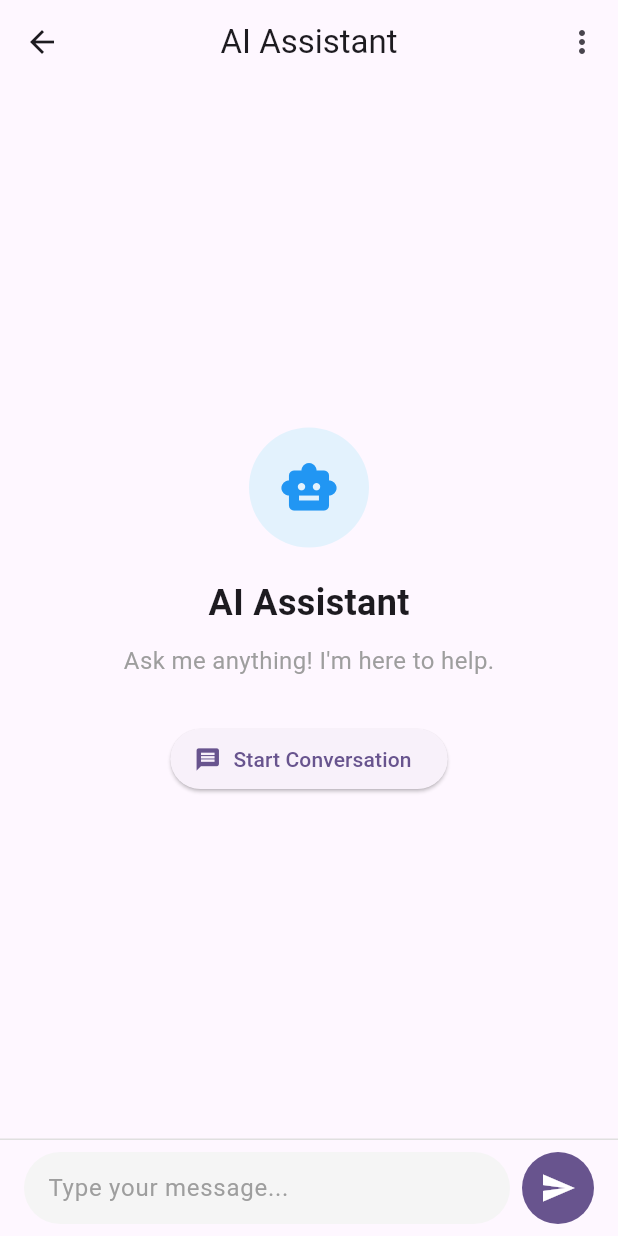
After one commit to ociuzacademy/petcure_user_app, a Flutter app: the ChatPage screen opened directly, on a phone screen of 412 x 824 dp. The commit adds this screen. Run offline on Flutter 3.47's test engine with Material 3 defaults, Android fonts, the phone set to English and light mode, and no system bars; our stand-ins replace cached_network_image, flutter_bloc, flutter_screenutil, freezed_annotation, geolocator, image_picker and 3 more; missing offline and left inert: markdown_widget; accounts and stored records are empty.

Commit message:
feat: Implement new chat module with dedicated BLoC, services, models, and UI components.

```diff
--- a/lib/core/constants/app_urls.dart
+++ b/lib/core/constants/app_urls.dart
@@ -48,4 +48,6 @@ class AppUrls {
 
   static const String feedbackUrl = '$userUrl/feedback/';
   static const String complaintUrl = '$userUrl/complaint/';
+
+  static const String chatUrl = '$userUrl/chat/';
 }
--- a/lib/core/exports/bloc_exports.dart
+++ b/lib/core/exports/bloc_exports.dart
@@ -24,3 +24,4 @@ export 'package:petcure_user_app/modules/appointment_history_module/cubit/appoin
 export 'package:petcure_user_app/modules/appointment_details_module/cubit/appointment_details_cubit.dart';
 export 'package:petcure_user_app/modules/appointment_details_module/bloc/feedback/feedback_bloc.dart';
 export 'package:petcure_user_app/modules/appointment_details_module/bloc/complaint/complaint_bloc.dart';
+export 'package:petcure_user_app/modules/chat_module/bloc/chat_bloc.dart';
--- a/lib/main.dart
+++ b/lib/main.dart
@@ -53,6 +53,7 @@ class MyApp extends StatelessWidget {
         BlocProvider(create: (context) => AppointmentDetailsCubit()),
         BlocProvider(create: (context) => FeedbackBloc()),
         BlocProvider(create: (context) => ComplaintBloc()),
+        BlocProvider(create: (context) => ChatBloc()),
       ],
       child: MaterialApp(
         title: 'PetCure User',
--- /dev/null
+++ b/lib/modules/chat_module/bloc/chat_bloc.dart
@@ -0,0 +1,34 @@
+import 'package:flutter_bloc/flutter_bloc.dart';
+import 'package:freezed_annotation/freezed_annotation.dart';
+import 'package:petcure_user_app/modules/chat_module/model/chat_response_model.dart';
+import 'package:petcure_user_app/modules/chat_module/services/chat_services.dart';
+
+part 'chat_event.dart';
+part 'chat_state.dart';
+part 'chat_bloc.freezed.dart';
+
+class ChatBloc extends Bloc<ChatEvent, ChatState> {
+  ChatBloc() : super(const ChatInitial()) {
+    on<_Started>(_onStarted);
+    on<_SendingMessage>(_onSendingMessage);
+  }
+
+  void _onStarted(_Started event, Emitter<ChatState> emit) {
+    // Initialize chat - currently just keeps initial state
+    emit(const ChatState.initial());
+  }
+
+  Future<void> _onSendingMessage(
+    _SendingMessage event,
+    Emitter<ChatState> emit,
+  ) async {
+    emit(const ChatState.loading());
+
+    try {
+      final response = await ChatServices.sendMessage(message: event.message);
+      emit(ChatState.chatMessageReceived(data: response));
+    } catch (e) {
+      emit(ChatState.error(message: e.toString()));
+    }
+  }
+}
--- /dev/null
+++ b/lib/modules/chat_module/bloc/chat_event.dart
@@ -0,0 +1,8 @@
+part of 'chat_bloc.dart';
+
+@freezed
+class ChatEvent with _$ChatEvent {
+  const factory ChatEvent.started() = _Started;
+  const factory ChatEvent.sendingMessage({required String message}) =
+      _SendingMessage;
+}
--- /dev/null
+++ b/lib/modules/chat_module/bloc/chat_state.dart
@@ -0,0 +1,11 @@
+part of 'chat_bloc.dart';
+
+@freezed
+sealed class ChatState with _$ChatState {
+  const factory ChatState.initial() = ChatInitial;
+  const factory ChatState.loading() = ChatLoading;
+  const factory ChatState.chatMessageReceived({
+    required ChatResponseModel data,
+  }) = ChatMessageReceived;
+  const factory ChatState.error({required String message}) = ChatError;
+}
--- /dev/null
+++ b/lib/modules/chat_module/model/chat_response_model.dart
@@ -0,0 +1,25 @@
+// To parse this JSON data, do
+//
+//     final chatResponseModel = chatResponseModelFromJson(jsonString);
+
+import 'dart:convert';
+
+ChatResponseModel chatResponseModelFromJson(String str) =>
+    ChatResponseModel.fromJson(json.decode(str));
+
+String chatResponseModelToJson(ChatResponseModel data) =>
+    json.encode(data.toJson());
+
+class ChatResponseModel {
+  final String reply;
+
+  const ChatResponseModel({required this.reply});
+
+  ChatResponseModel copyWith({String? reply}) =>
+      ChatResponseModel(reply: reply ?? this.reply);
+
+  factory ChatResponseModel.fromJson(Map<String, dynamic> json) =>
+      ChatResponseModel(reply: json['reply']);
+
+  Map<String, dynamic> toJson() => {'reply': reply};
+}
--- /dev/null
+++ b/lib/modules/chat_module/model/message.dart
@@ -0,0 +1,13 @@
+class Message {
+  final String text;
+  final bool isUser;
+  final DateTime timestamp;
+  final String? id;
+
+  const Message({
+    required this.text,
+    required this.isUser,
+    required this.timestamp,
+    this.id,
+  });
+}
--- /dev/null
+++ b/lib/modules/chat_module/utils/chat_helper.dart
@@ -0,0 +1,18 @@
+import 'package:flutter/material.dart';
+import 'package:flutter_bloc/flutter_bloc.dart';
+import 'package:petcure_user_app/core/exports/bloc_exports.dart';
+
+class ChatHelper {
+  final BuildContext context;
+  final TextEditingController textController;
+
+  ChatHelper({required this.context, required this.textController});
+
+  void sendMessage() {
+    final String message = textController.text.trim();
+    if (message.isEmpty) return;
+
+    final ChatBloc chatBloc = context.read<ChatBloc>();
+    chatBloc.add(ChatEvent.sendingMessage(message: message));
+  }
+}
--- /dev/null
+++ b/lib/modules/chat_module/view/chat_page.dart
@@ -0,0 +1,165 @@
+import 'package:flutter/material.dart';
+import 'package:flutter_bloc/flutter_bloc.dart';
+import 'package:petcure_user_app/modules/chat_module/bloc/chat_bloc.dart';
+import 'package:petcure_user_app/modules/chat_module/model/chat_response_model.dart';
+import 'package:petcure_user_app/modules/chat_module/model/message.dart';
+import 'package:petcure_user_app/modules/chat_module/widgets/chat_bubble.dart';
+import 'package:petcure_user_app/modules/chat_module/widgets/chat_input.dart';
+
+class ChatPage extends StatefulWidget {
+  const ChatPage({super.key});
+
+  @override
+  State<ChatPage> createState() => _ChatPageState();
+
+  static route() => MaterialPageRoute(builder: (context) => const ChatPage());
+}
+
+class _ChatPageState extends State<ChatPage> {
+  final TextEditingController _textController = TextEditingController();
+  final ScrollController _scrollController = ScrollController();
+  final List<Message> _messages = [];
+
+  @override
+  void initState() {
+    super.initState();
+    context.read<ChatBloc>().add(const ChatEvent.started());
+  }
+
+  void _scrollToBottom() {
+    WidgetsBinding.instance.addPostFrameCallback((_) {
+      if (_scrollController.hasClients) {
+        _scrollController.animateTo(
+          _scrollController.position.maxScrollExtent,
+          duration: const Duration(milliseconds: 300),
+          curve: Curves.easeOut,
+        );
+      }
+    });
+  }
+
+  void _sendMessage() {
+    final text = _textController.text.trim();
+    if (text.isEmpty) return;
+
+    // Add user message optimistically
+    setState(() {
+      _messages.add(
+        Message(text: text, isUser: true, timestamp: DateTime.now()),
+      );
+    });
+
+    _textController.clear();
+    _scrollToBottom();
+
+    // Dispatch BLoC event
+    context.read<ChatBloc>().add(ChatEvent.sendingMessage(message: text));
+  }
+
+  void _handleNewResponse(ChatResponseModel response) {
+    setState(() {
+      _messages.add(
+        Message(text: response.reply, isUser: false, timestamp: DateTime.now()),
+      );
+    });
+    _scrollToBottom();
+  }
+
+  void _handleError(String message) {
+    ScaffoldMessenger.of(context).showSnackBar(
+      SnackBar(content: Text(message), backgroundColor: Colors.red),
+    );
+  }
+
+  Widget _buildEmptyState() {
+    return Center(
+      child: Column(
+        mainAxisAlignment: MainAxisAlignment.center,
+        children: [
+          Container(
+            width: 80,
+            height: 80,
+            decoration: BoxDecoration(
+              color: Colors.blue[50],
+              shape: BoxShape.circle,
+            ),
+            child: const Icon(Icons.smart_toy, size: 40, color: Colors.blue),
+          ),
+          const SizedBox(height: 20),
+          const Text(
+            'AI Assistant',
+            style: TextStyle(fontSize: 24, fontWeight: FontWeight.bold),
+          ),
+          const SizedBox(height: 10),
+          const Text(
+            'Ask me anything! I\'m here to help.',
+            style: TextStyle(fontSize: 16, color: Colors.grey),
+          ),
+          const SizedBox(height: 30),
+          ElevatedButton.icon(
+            onPressed: () {
+              _textController.text = 'Hello! How can you help me?';
+              _sendMessage();
+            },
+            icon: const Icon(Icons.message),
+            label: const Text('Start Conversation'),
+          ),
+        ],
+      ),
+    );
+  }
+
+  @override
+  Widget build(BuildContext context) {
+    return BlocListener<ChatBloc, ChatState>(
+      listener: (context, state) {
+        state.whenOrNull(
+          chatMessageReceived: _handleNewResponse,
+          error: _handleError,
+        );
+      },
+      child: Scaffold(
+        appBar: AppBar(
+          title: const Text('AI Assistant'),
+          centerTitle: true,
+          actions: [
+            IconButton(icon: const Icon(Icons.more_vert), onPressed: () {}),
+          ],
+        ),
+        body: Column(
+          children: [
+            Expanded(
+              child: _messages.isEmpty
+                  ? _buildEmptyState()
+                  : ListView.builder(
+                      controller: _scrollController,
+                      padding: const EdgeInsets.only(bottom: 16),
+                      itemCount: _messages.length,
+                      itemBuilder: (context, index) {
+                        return ChatBubble(message: _messages[index]);
+                      },
+                    ),
+            ),
+            BlocBuilder<ChatBloc, ChatState>(
+              builder: (context, state) {
+                return ChatInput(
+                  controller: _textController,
+                  onSend: _sendMessage,
+                  isLoading: state is ChatLoading,
+                  enabled: state is! ChatLoading,
+                );
+              },
+            ),
+          ],
+        ),
+      ),
+    );
+  }
+
+  @override
+  void dispose() {
+    _textController.dispose();
+    _scrollController.dispose();
+    super.dispose();
+  }
+}
--- /dev/null
+++ b/lib/modules/chat_module/widgets/chat_input.dart
@@ -0,0 +1,82 @@
+import 'package:flutter/material.dart';
+
+class ChatInput extends StatefulWidget {
+  final TextEditingController controller;
+  final VoidCallback onSend;
+  final bool isLoading;
+  final bool enabled;
+
+  const ChatInput({
+    super.key,
+    required this.controller,
+    required this.onSend,
+    this.isLoading = false,
+    this.enabled = true,
+  });
+
+  @override
+  State<ChatInput> createState() => _ChatInputState();
+}
+
+class _ChatInputState extends State<ChatInput> {
+  @override
+  Widget build(BuildContext context) {
+    return Container(
+      padding: const EdgeInsets.symmetric(horizontal: 16, vertical: 8),
+      decoration: BoxDecoration(
+        color: Theme.of(context).scaffoldBackgroundColor,
+        border: Border(top: BorderSide(color: Colors.grey[300]!)),
+      ),
+      child: Row(
+        children: [
+          Expanded(
+            child: Container(
+              padding: const EdgeInsets.symmetric(horizontal: 16),
+              decoration: BoxDecoration(
+                color: Colors.grey[100],
+                borderRadius: BorderRadius.circular(24),
+              ),
+              child: Row(
+                children: [
+                  Expanded(
+                    child: TextField(
+                      controller: widget.controller,
+                      enabled: widget.enabled && !widget.isLoading,
+                      decoration: const InputDecoration(
+                        hintText: 'Type your message...',
+                        border: InputBorder.none,
+                        hintStyle: TextStyle(color: Colors.grey),
+                      ),
+                      maxLines: null,
+                      onSubmitted: (_) => widget.onSend(),
+                    ),
+                  ),
+                ],
+              ),
+            ),
+          ),
+          const SizedBox(width: 8),
+          Container(
+            decoration: BoxDecoration(
+              color: Theme.of(context).primaryColor,
+              shape: BoxShape.circle,
+            ),
+            child: IconButton(
+              icon: widget.isLoading
+                  ? const SizedBox(
+                      width: 20,
+                      height: 20,
+                      child: CircularProgressIndicator(
+                        strokeWidth: 2,
+                        valueColor: AlwaysStoppedAnimation(Colors.white),
+                      ),
+                    )
+                  : const Icon(Icons.send, color: Colors.white),
+              onPressed: widget.isLoading ? null : widget.onSend,
+            ),
+          ),
+        ],
+      ),
+    );
+  }
+}
--- a/pubspec.yaml
+++ b/pubspec.yaml
@@ -47,6 +47,7 @@ dependencies:
   freezed_annotation: ^3.1.0
   provider: ^6.1.5+1
   url_launcher: ^6.3.1
+  markdown_widget: ^2.3.2+8
 
 dev_dependencies:
   flutter_test:
```
Also changed, not shown: lib/modules/chat_module/services/chat_services.dart (added, +60 -0 lines), lib/modules/chat_module/widgets/chat_bubble.dart (added, +113 -0 lines), lib/modules/home_module/view/home_page.dart (+15 -0 lines), lib/modules/chat_module/bloc/chat_bloc.freezed.dart (added), pubspec.lock.
